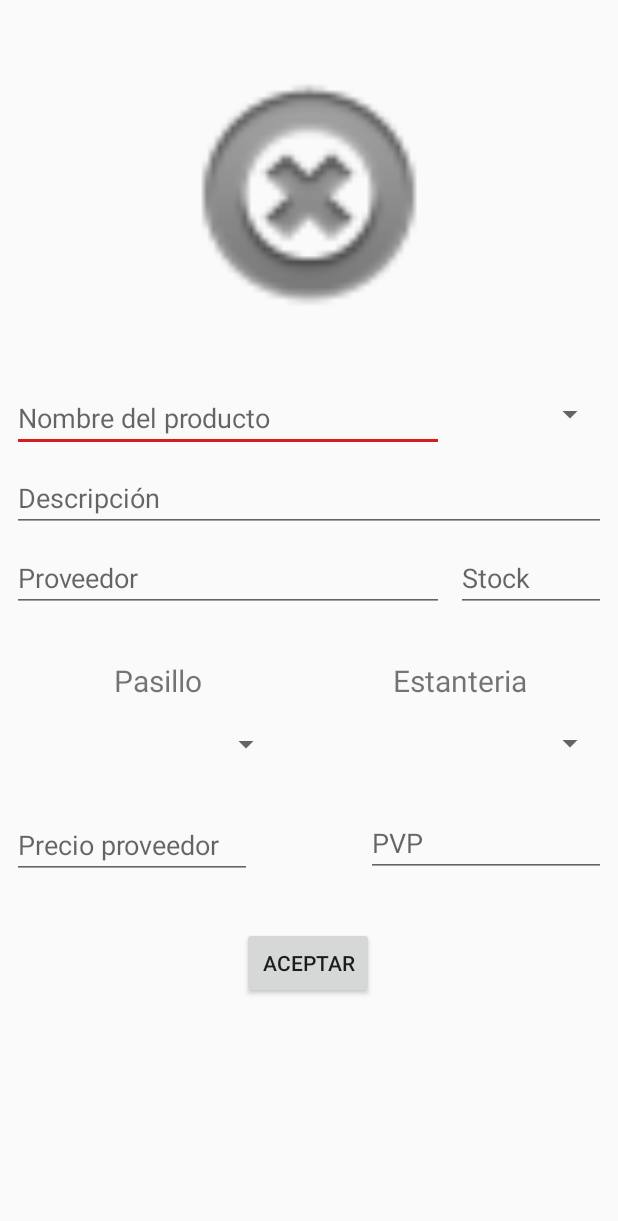
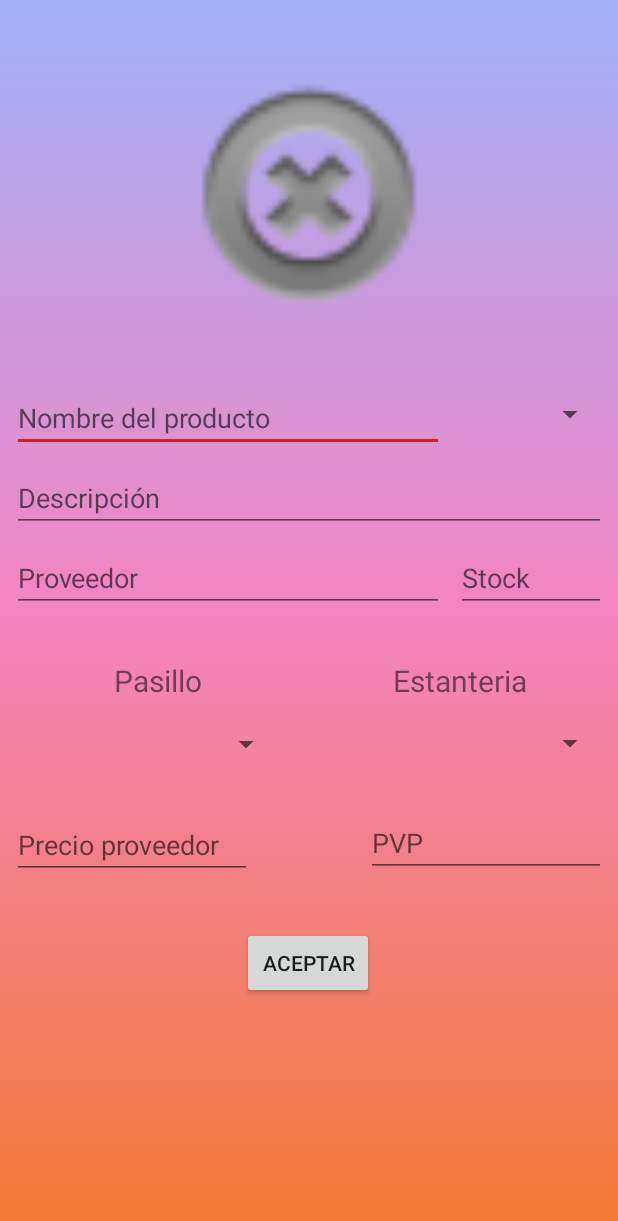
Before and after one commit to 093Mike/ProyectDamfinal, an Android app: the AddProducto screen opened directly, with no data from a screen before it, on a phone screen of 412 x 824 dp. Shown: the top 1221 px of the screen. Run offline under Robolectric (Android 15) with nearby library versions, the phone set to English and light mode, and no system bars; our stand-ins replace Firebase (no records; nobody signed in at launch, a user with empty details on screens opened directly); 2 statements that could not run were skipped.

Commit message:
Commit activity_add_producto

```diff
--- a/app/src/main/res/layout/activity_add_producto.xml
+++ b/app/src/main/res/layout/activity_add_producto.xml
@@ -4,6 +4,7 @@
     xmlns:tools="http://schemas.android.com/tools"
     android:layout_width="match_parent"
     android:layout_height="match_parent"
+    android:background="@drawable/deg_color"
     tools:context=".Vista.Activity.AddProducto">
 
     <ScrollView
@@ -36,6 +37,8 @@
                 android:layout_height="wrap_content"
                 android:layout_marginTop="32dp"
                 android:layout_marginEnd="8dp"
+                android:popupBackground="#f4a16e"
+
                 android:layout_marginRight="8dp"
                 app:layout_constraintEnd_toEndOf="parent"
                 app:layout_constraintTop_toBottomOf="@+id/imageView_prod" />
@@ -125,6 +128,7 @@
                 android:layout_width="180dp"
                 android:layout_height="25dp"
                 android:layout_marginStart="8dp"
+                android:popupBackground="#f4a16e"
                 android:layout_marginLeft="8dp"
                 android:layout_marginTop="16dp"
                 app:layout_constraintStart_toStartOf="parent"
@@ -135,6 +139,7 @@
                 android:layout_width="180dp"
                 android:layout_height="24dp"
                 android:layout_marginTop="16dp"
+                android:popupBackground="#f4a16e"
                 android:layout_marginEnd="8dp"
                 android:layout_marginRight="8dp"
                 app:layout_constraintEnd_toEndOf="parent"
```
